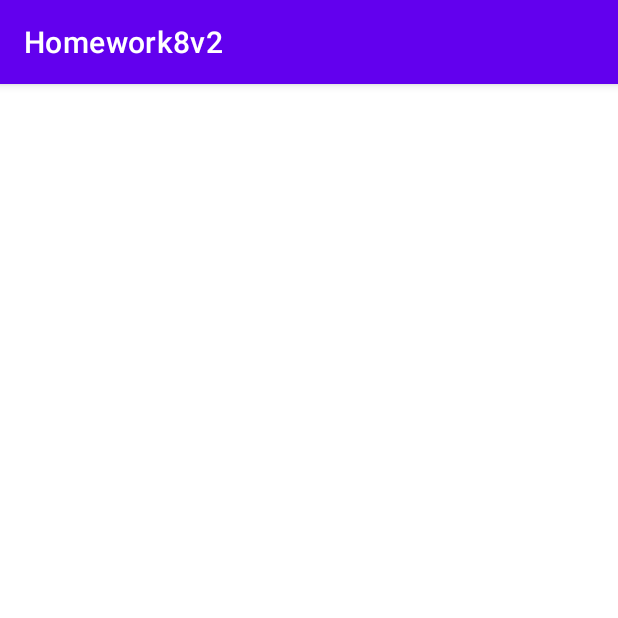
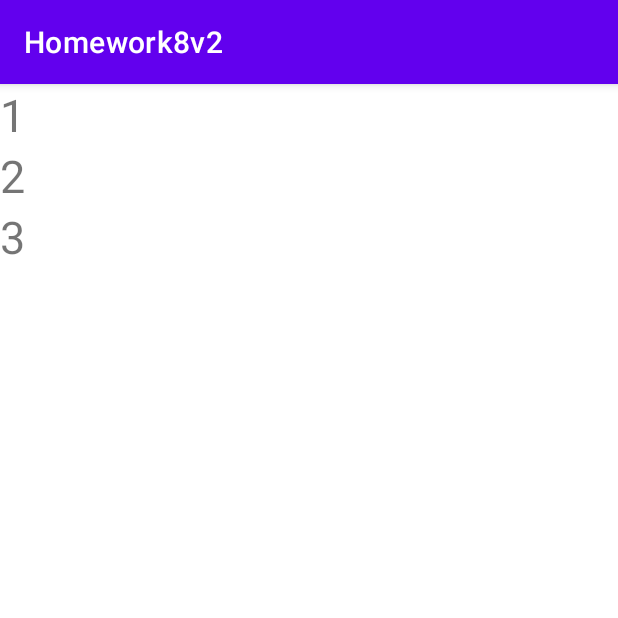
Before and after one commit to Evgenija1984/Homework8v2, an Android app: the screen it shows after launch (MainActivity), on a phone screen of 412 x 824 dp, the top half of it. Run offline under Robolectric (Android 15) with nearby library versions, the phone set to English and light mode, and no system bars.

Commit message:
Вывели на экран 1 2 3

```diff
--- a/app/src/main/java/keyone/keytwo/homework8v2/MainActivity.java
+++ b/app/src/main/java/keyone/keytwo/homework8v2/MainActivity.java
@@ -1,9 +1,9 @@
 package keyone.keytwo.homework8v2;
+
+import android.os.Bundle;
 
 import androidx.appcompat.app.AppCompatActivity;
 import androidx.appcompat.widget.Toolbar;
-
-import android.os.Bundle;
 
 public class MainActivity extends AppCompatActivity {
 
@@ -12,6 +12,12 @@ public class MainActivity extends AppCompatActivity {
         super.onCreate(savedInstanceState);
         setContentView(R.layout.activity_main);
         initToolbar();
+        if (savedInstanceState == null) {
+            getSupportFragmentManager()
+                    .beginTransaction()
+                    .replace(R.id.fragment_container, SocialNetworkFragment.newInstance())
+                    .commit();
+        }
     }
 
     private Toolbar initToolbar() {
--- a/app/src/main/java/keyone/keytwo/homework8v2/SocialNetworkAdapter.java
+++ b/app/src/main/java/keyone/keytwo/homework8v2/SocialNetworkAdapter.java
@@ -3,9 +3,9 @@ package keyone.keytwo.homework8v2;
 import android.view.LayoutInflater;
 import android.view.View;
 import android.view.ViewGroup;
+import android.widget.ImageView;
 import android.widget.TextView;
 
-import androidx.annotation.NonNull;
 import androidx.recyclerview.widget.RecyclerView;
 
 public class SocialNetworkAdapter extends RecyclerView.Adapter<SocialNetworkAdapter.MyViewHolder> {
@@ -16,16 +16,19 @@ public class SocialNetworkAdapter extends RecyclerView.Adapter<SocialNetworkAdap
         this.dataSource = dataSource;
     }
 
+    public void setData(String[] dataSource) {
+        this.dataSource = dataSource;
+    }
+
     @Override
     public MyViewHolder onCreateViewHolder(ViewGroup parent, int viewType) {
-       View view = LayoutInflater.from(parent.getContext()).inflate(R.layout.item, parent, false);
-
+        View view = LayoutInflater.from(parent.getContext()).inflate(R.layout.item, parent, false);
         return new MyViewHolder(view);
     }
 
     @Override
     public void onBindViewHolder(MyViewHolder holder, int position) {
-
+        holder.textView.setText(dataSource[position]);
     }
 
     @Override
@@ -35,19 +38,13 @@ public class SocialNetworkAdapter extends RecyclerView.Adapter<SocialNetworkAdap
 
     public class MyViewHolder extends RecyclerView.ViewHolder {
 
-        private TextView textView;
-
-        public TextView getTextView() {
-            return textView;
-        }
-
-        public void setTextView(TextView textView) {
-            this.textView = textView;
-        }
+        TextView textView;
+        ImageView imageView;
 
         public MyViewHolder(View itemView) {
             super(itemView);
-            textView = (TextView) itemView;
+            textView = itemView.findViewById(R.id.textView);
+            imageView = itemView.findViewById(R.id.imageView);
         }
     }
 }
--- a/app/src/main/java/keyone/keytwo/homework8v2/SocialNetworkFragment.java
+++ b/app/src/main/java/keyone/keytwo/homework8v2/SocialNetworkFragment.java
@@ -1,6 +1,35 @@
 package keyone.keytwo.homework8v2;
 
+import android.os.Bundle;
+import android.view.LayoutInflater;
+import android.view.View;
+import android.view.ViewGroup;
+
 import androidx.fragment.app.Fragment;
+import androidx.recyclerview.widget.LinearLayoutManager;
+import androidx.recyclerview.widget.RecyclerView;
+
+import static keyone.keytwo.homework8v2.R.array.test_title;
 
 public class SocialNetworkFragment extends Fragment {
+
+    public static SocialNetworkFragment newInstance() {
+        return new SocialNetworkFragment();
+    }
+
+    @Override
+    public View onCreateView(LayoutInflater inflater, ViewGroup container, Bundle savedInstanceState) {
+        View view = inflater.inflate(R.layout.fragment_social_network, container, false);
+        String[] data = getResources().getStringArray(test_title);
+
+        RecyclerView recyclerView = view.findViewById(R.id.recyclerView);
+        recyclerView.setHasFixedSize(true);
+
+        LinearLayoutManager layoutManager = new LinearLayoutManager(getContext());
+        recyclerView.setLayoutManager(layoutManager);
+
+        SocialNetworkAdapter socialNetworkAdapter = new SocialNetworkAdapter(data);
+        recyclerView.setAdapter(socialNetworkAdapter);
+        return view;
+    }
 }
--- a/app/src/main/res/layout/fragment_social_network.xml
+++ b/app/src/main/res/layout/fragment_social_network.xml
@@ -1,13 +1,15 @@
 <?xml version="1.0" encoding="utf-8"?>
 <FrameLayout xmlns:android="http://schemas.android.com/apk/res/android"
+    xmlns:app="http://schemas.android.com/apk/res-auto"
+    xmlns:tools="http://schemas.android.com/tools"
     android:layout_width="match_parent"
-    android:layout_height="match_parent"
-    xmlns:tools="http://schemas.android.com/tools">
+    android:layout_height="match_parent">
 
     <androidx.recyclerview.widget.RecyclerView
         android:id="@+id/recyclerView"
         android:layout_width="match_parent"
         android:layout_height="match_parent"
-        tools:listitem = "@layout/item"/>
+        app:layoutManager="androidx.recyclerview.widget.LinearLayoutManager"
+        tools:listitem="@layout/item" />
 
 </FrameLayout>
--- a/app/src/main/res/layout/item.xml
+++ b/app/src/main/res/layout/item.xml
@@ -1,8 +1,19 @@
 <?xml version="1.0" encoding="utf-8"?>
-<TextView xmlns:android="http://schemas.android.com/apk/res/android"
+<LinearLayout xmlns:android="http://schemas.android.com/apk/res/android"
     xmlns:tools="http://schemas.android.com/tools"
-    android:id="@+id/textView"
     android:layout_width="wrap_content"
-    android:layout_height="wrap_content"
-    tools:text="LLLLLL"
-    android:textSize="@dimen/text_size" />
+    android:layout_height="wrap_content">
+
+    <TextView
+        android:id="@+id/textView"
+        android:layout_width="wrap_content"
+        android:layout_height="wrap_content"
+        android:textSize="@dimen/text_size"
+        tools:text="LLLLLLL" />
+
+    <androidx.appcompat.widget.AppCompatImageView
+        android:id="@+id/imageView"
+        android:layout_width="wrap_content"
+        android:layout_height="wrap_content" />
+
+</LinearLayout>
```
